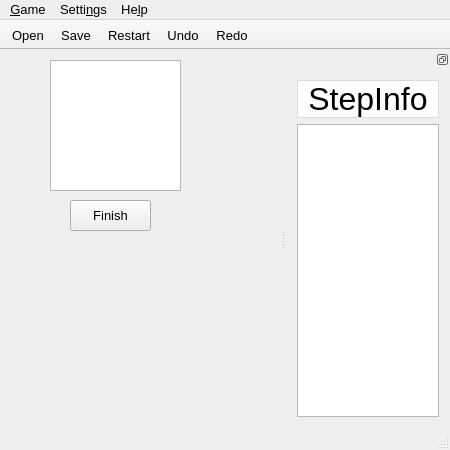
This is view.ui in linyinfeng/klotski as Qt 5 draws it before an edit. The edited form follows.
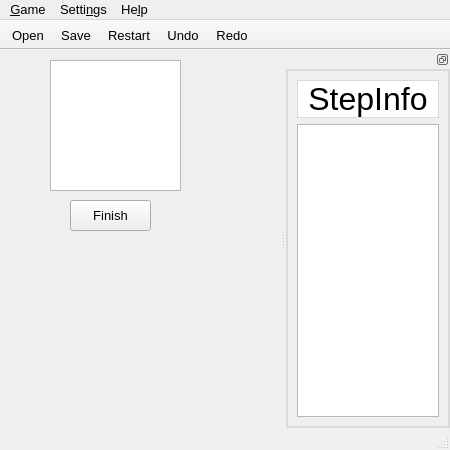
This is the edited form. Icons and pictures are not drawn. Custom widgets are drawn as their Qt base class.

```diff
--- a/view.ui
+++ b/view.ui
@@ -125,7 +125,10 @@
   </widget>
   <widget class="QDockWidget" name="dockWidgetGameInfo">
    <property name="styleSheet">
-    <string notr="true">#dockWidgetContents, #labelStepInfo {
+    <string notr="true">#dockWidgetContentsGameInfo {
+	border: 2px solid rgb(218, 218, 218);
+}
+#labelStepInfo {
 	border: 1px solid rgb(218, 218, 218);
 }
 #labelStepInfo {
```
